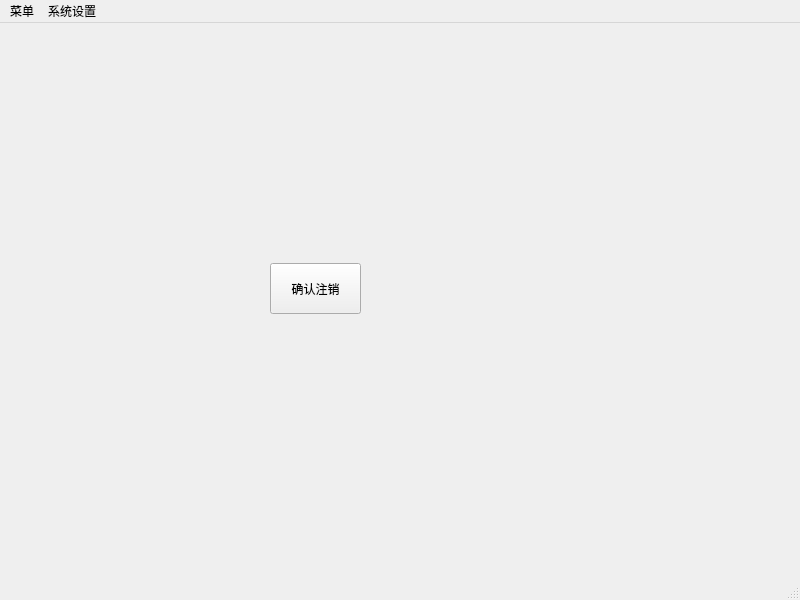
HhTtLllL/TTMS_network, file untitled/mainmenu.ui: the form before one commit.
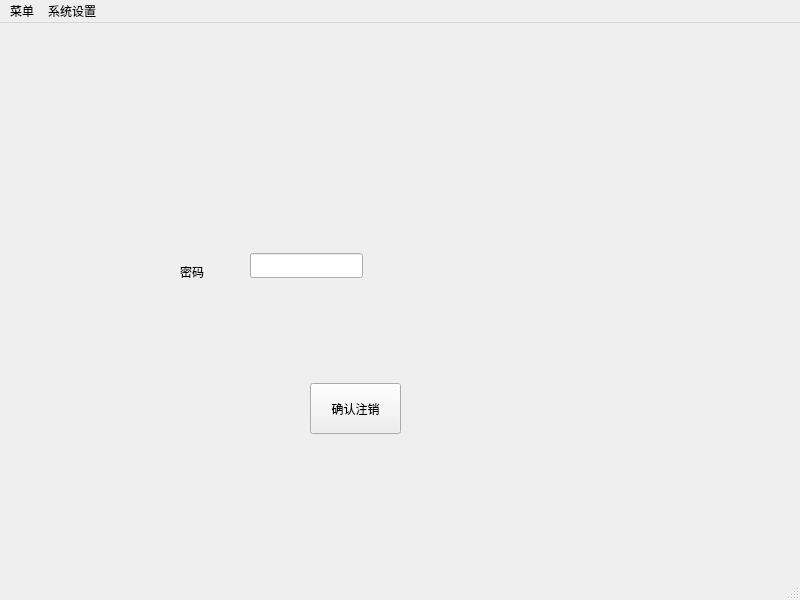
The form after the commit. The open tabs and pages were chosen to show the change.

Diff of the .ui file:
```diff
--- a/untitled/mainmenu.ui
+++ b/untitled/mainmenu.ui
@@ -224,8 +224,8 @@
      <widget class="QPushButton" name="pushButton_3">
       <property name="geometry">
        <rect>
-        <x>220</x>
-        <y>170</y>
+        <x>260</x>
+        <y>290</y>
         <width>91</width>
         <height>51</height>
        </rect>
@@ -234,6 +234,29 @@
        <string>确认注销</string>
       </property>
      </widget>
+     <widget class="QLabel" name="label_39">
+      <property name="geometry">
+       <rect>
+        <x>130</x>
+        <y>170</y>
+        <width>53</width>
+        <height>17</height>
+       </rect>
+      </property>
+      <property name="text">
+       <string>密码</string>
+      </property>
+     </widget>
+     <widget class="QLineEdit" name="lineEdit_logout_password">
+      <property name="geometry">
+       <rect>
+        <x>200</x>
+        <y>160</y>
+        <width>113</width>
+        <height>25</height>
+       </rect>
+      </property>
+     </widget>
     </widget>
     <widget class="QWidget" name="home">
      <widget class="QPushButton" name="pushButton_4">
```
Left out of the diff: 14 changed lines with no effect on the pictures.
